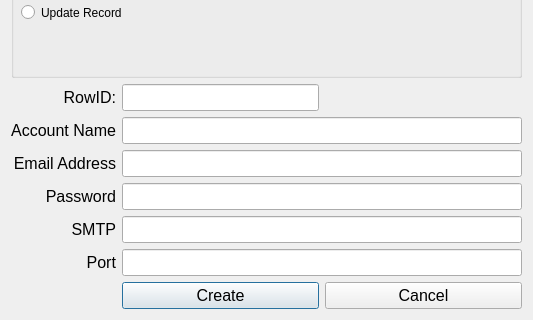
Above: account_form.ui from abiatarfestus/payslips before the change; both pictures show x 0 to 533 and y 167 to 487 of the 533 by 487 pixel window. Below: the same form after it.
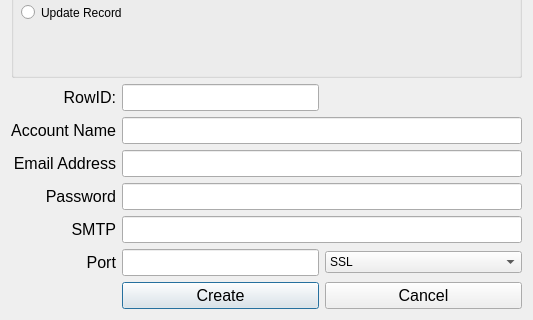
That is the form after the change.

What changed in the file:
```diff
--- a/account_form.ui
+++ b/account_form.ui
@@ -226,18 +226,6 @@
        </property>
       </widget>
      </item>
-     <item row="5" column="1" colspan="2">
-      <widget class="QLineEdit" name="port">
-       <property name="font">
-        <font>
-         <pointsize>12</pointsize>
-        </font>
-       </property>
-       <property name="text">
-        <string/>
-       </property>
-      </widget>
-     </item>
      <item row="6" column="1" colspan="2">
       <layout class="QGridLayout" name="gridLayout_2">
        <item row="0" column="0">
@@ -266,6 +254,32 @@
        </item>
       </layout>
      </item>
+     <item row="5" column="1">
+      <widget class="QLineEdit" name="port">
+       <property name="font">
+        <font>
+         <pointsize>12</pointsize>
+        </font>
+       </property>
+       <property name="text">
+        <string/>
+       </property>
+      </widget>
+     </item>
+     <item row="5" column="2">
+      <widget class="QComboBox" name="cbx_secure">
+       <item>
+        <property name="text">
+         <string>SSL</string>
+        </property>
+       </item>
+       <item>
+        <property name="text">
+         <string>TLS</string>
+        </property>
+       </item>
+      </widget>
+     </item>
     </layout>
    </item>
   </layout>
```
